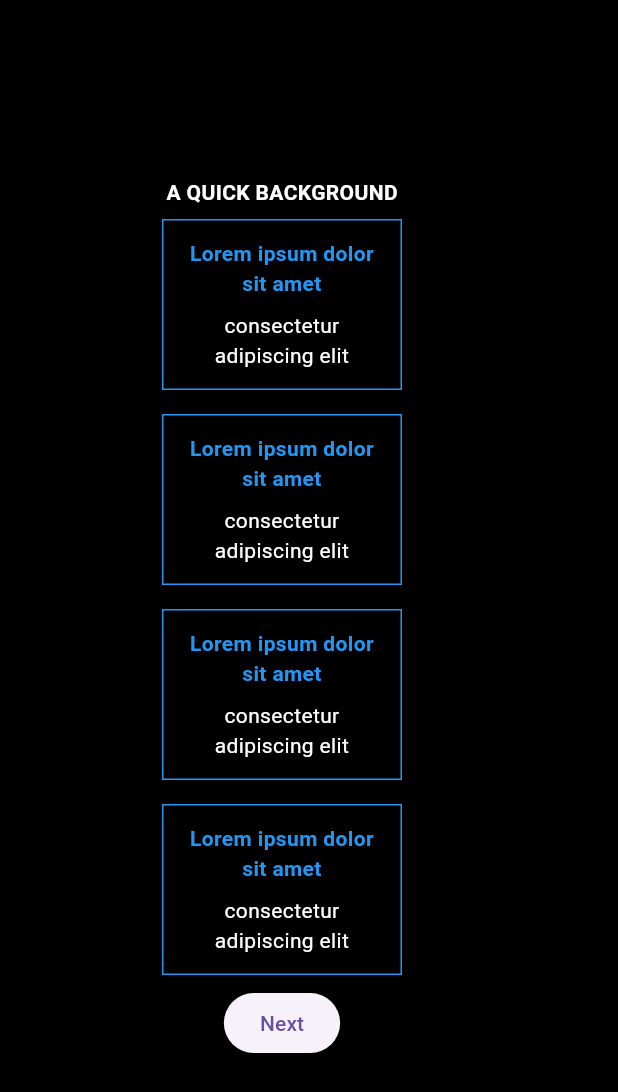
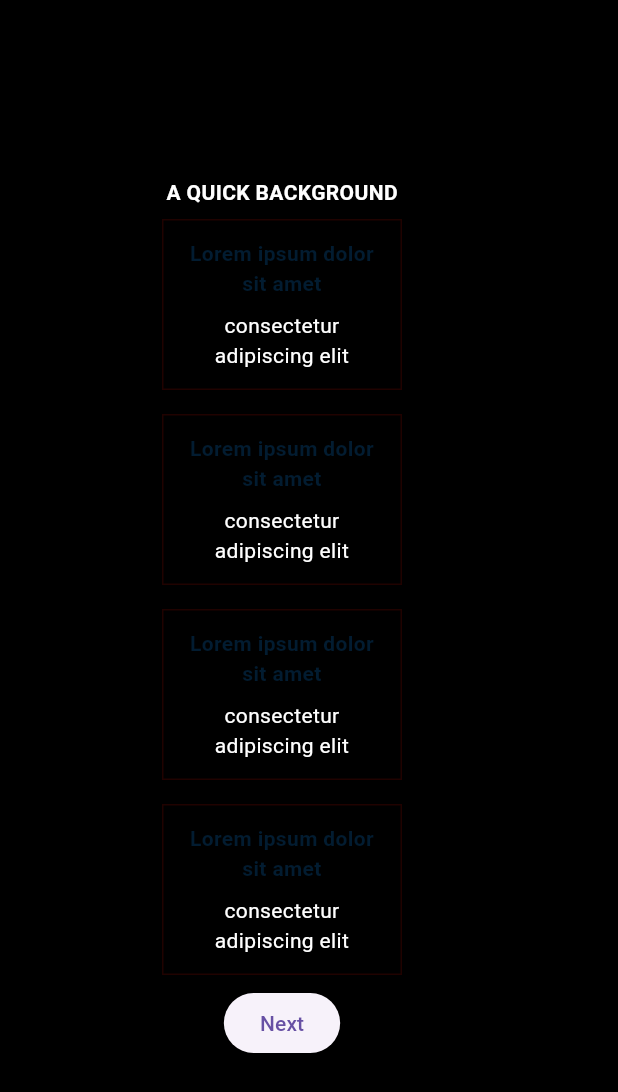
Before and after one commit to np2000374/tsa-app, a Flutter app: the screen it shows after launch, after a tap on "Next", on a phone screen of 412 x 824 dp. Shown: the top 1092 px of the screen. Run offline on Flutter 3.47's test engine with Material 3 defaults, Android fonts, the phone set to English and light mode, and no system bars; network calls fail.

```diff
--- a/lib/screens/background.dart
+++ b/lib/screens/background.dart
@@ -10,13 +10,13 @@ class BackgroundScreen extends StatelessWidget {
       margin: const EdgeInsets.all(8),
       padding: const EdgeInsets.all(12),
       decoration: BoxDecoration(
-        border: Border.all(color: Colors.blue),
+        border: Border.all(color: const Color.fromARGB(255, 32, 2, 0)),
       ),
       child: Column(
         children: [
           Text(
             title,
-            style: const TextStyle(color: Colors.blue, fontWeight: FontWeight.bold),
+            style: const TextStyle(color: Color.fromARGB(255, 2, 28, 49), fontWeight: FontWeight.bold),
             textAlign: TextAlign.center,
           ),
           const SizedBox(height: 8),
--- a/lib/screens/home.dart
+++ b/lib/screens/home.dart
@@ -15,7 +15,7 @@ class HomeScreen extends StatelessWidget {
               width: 200,
               height: 200,
               decoration: BoxDecoration(
-                border: Border.all(color: Colors.blue, width: 5),
+                border: Border.all(color: const Color.fromARGB(255, 3, 59, 5), width: 5),
               ),
               child: Image.network(
                 'https://placedog.net/640/480?random',
```
